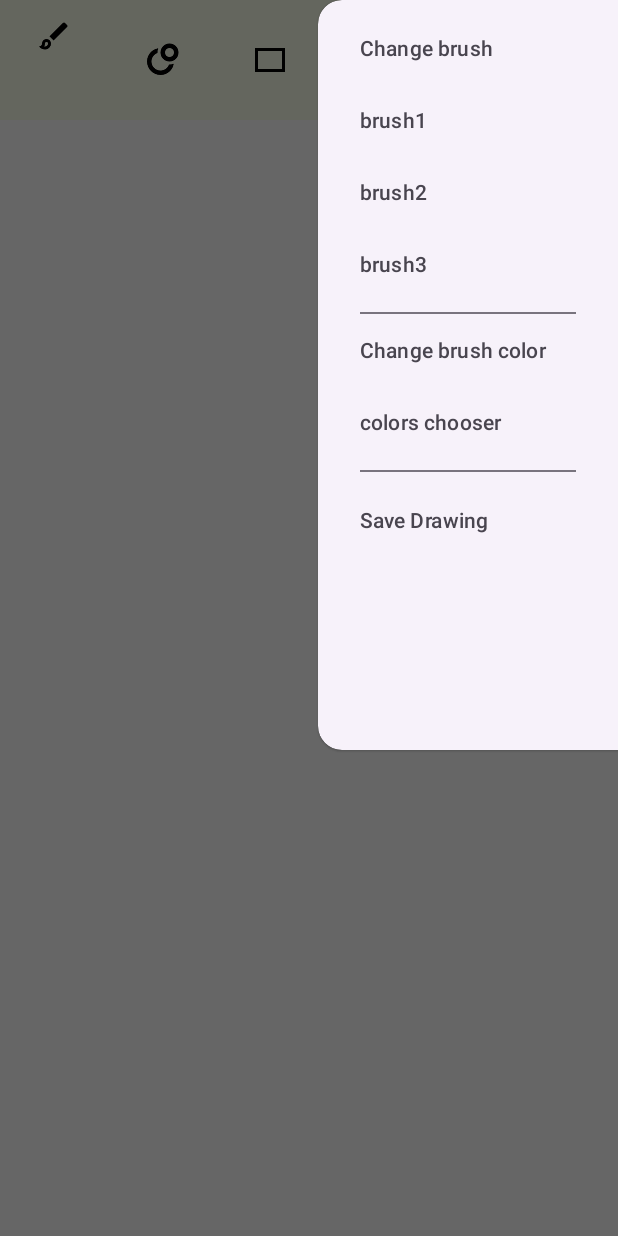
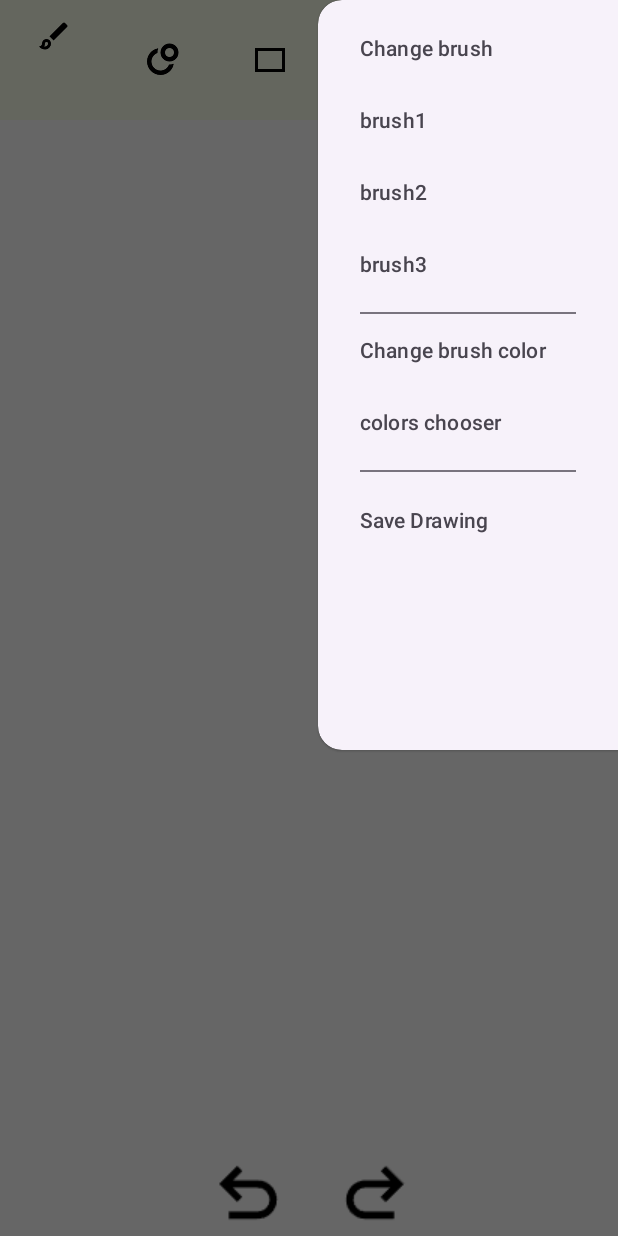
Before and after one commit to Almondd17/DesignTool, an Android app: the CanvasActivity screen opened directly, with no data from a screen before it, with the side drawer open, on a phone screen of 412 x 824 dp. Run offline under Robolectric (Android 15) with nearby library versions, the phone set to English and light mode, and no system bars; our stand-ins replace Firebase (no records; nobody signed in at launch, a user with empty details on screens opened directly); libraries missing offline, so code that uses them is left out: yuku.ambilwarna.

Commit message:
added redo and undo buttons in canvas view, and fixed drawing saving for most modern devices to firebase db

```diff
--- a/app/src/main/res/layout/activity_canvas_page.xml
+++ b/app/src/main/res/layout/activity_canvas_page.xml
@@ -52,16 +52,48 @@
         </androidx.constraintlayout.widget.ConstraintLayout>
 
         <!-- Canvas drawing area -->
+
+
         <com.example.designtoolproject.CanvasView
             android:id="@+id/DrawView"
             android:layout_width="match_parent"
             android:layout_height="0dp"
             android:background="@color/white"
+            app:layout_constraintBottom_toBottomOf="parent"
+            app:layout_constraintEnd_toEndOf="parent"
+            app:layout_constraintHorizontal_bias="0.0"
+            app:layout_constraintStart_toStartOf="parent"
             app:layout_constraintTop_toBottomOf="@id/topBarLayout"
+            app:layout_constraintVertical_bias="0.0" />
+
+        <LinearLayout
+            android:layout_width="169dp"
+            android:layout_height="61dp"
+            android:orientation="horizontal"
             app:layout_constraintBottom_toBottomOf="parent"
-            app:layout_constraintStart_toStartOf="parent"
-            app:layout_constraintEnd_toEndOf="parent" />
+            app:layout_constraintEnd_toEndOf="parent"
+            app:layout_constraintStart_toStartOf="parent">
 
+            <ImageButton
+                android:id="@+id/undoButton"
+                android:layout_width="wrap_content"
+                android:layout_height="wrap_content"
+                android:backgroundTint="#00FFFFFF"
+                app:srcCompat="@drawable/undo_icon"
+                tools:layout_editor_absoluteX="146dp"
+                tools:layout_editor_absoluteY="655dp" />
+
+            <ImageButton
+                android:id="@+id/redoButton"
+                android:layout_width="wrap_content"
+                android:layout_height="match_parent"
+                android:backgroundTint="#00FFFFFF"
+                app:srcCompat="@drawable/redo_icon"
+                tools:layout_editor_absoluteX="234dp"
+                tools:layout_editor_absoluteY="655dp" />
+
+
+        </LinearLayout>
 
     </androidx.constraintlayout.widget.ConstraintLayout>
 
```
Also changed, not shown: app/src/main/java/com/example/designtoolproject/CanvasActivity.java (+41 -27 lines), app/src/main/java/com/example/designtoolproject/CanvasView.java (+35 -48 lines), app/src/main/res/drawable/redo_icon.png (added), app/src/main/res/drawable/undo_icon.png (added).
